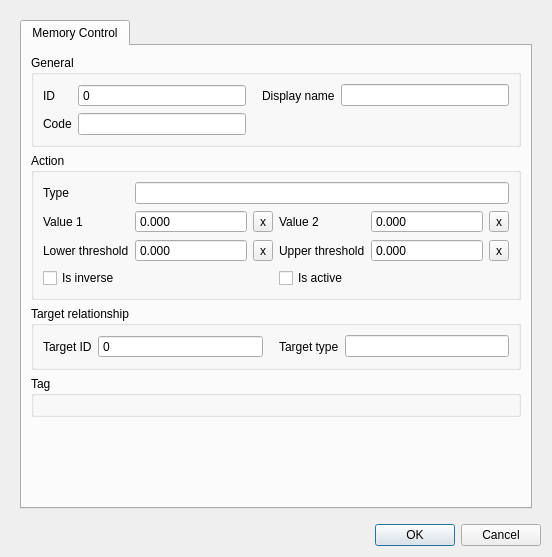
First picture: the form in threedi_schematisation_editor/forms/ui/memory_control.ui, repository nens/threedi-schematisation-editor, before the edit.
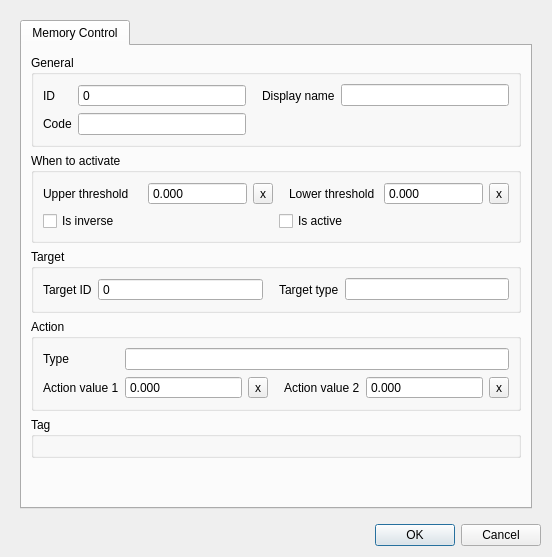
Second picture: the form after the edit.

Patch:
```diff
--- a/threedi_schematisation_editor/forms/ui/memory_control.ui
+++ b/threedi_schematisation_editor/forms/ui/memory_control.ui
@@ -48,163 +48,23 @@
            <string>Memory Control</string>
           </attribute>
           <layout class="QGridLayout" name="gridLayout_18">
-           <item row="4" column="0">
-            <spacer name="verticalSpacer_3">
-             <property name="orientation">
-              <enum>Qt::Vertical</enum>
-             </property>
-             <property name="sizeHint" stdset="0">
-              <size>
-               <width>20</width>
-               <height>40</height>
-              </size>
-             </property>
-            </spacer>
-           </item>
-           <item row="2" column="0">
-            <widget class="QGroupBox" name="grp_target">
-             <property name="enabled">
-              <bool>true</bool>
-             </property>
-             <property name="locale">
-              <locale language="English" country="UnitedStates"/>
-             </property>
-             <property name="title">
-              <string>Target relationship</string>
-             </property>
-             <layout class="QGridLayout" name="gridLayout_4">
-              <item row="0" column="2">
-               <widget class="QLabel" name="label_16">
-                <property name="locale">
-                 <locale language="English" country="UnitedStates"/>
-                </property>
-                <property name="text">
-                 <string>Target type</string>
-                </property>
-                <property name="alignment">
-                 <set>Qt::AlignLeading|Qt::AlignLeft|Qt::AlignVCenter</set>
-                </property>
-                <property name="indent">
-                 <number>10</number>
-                </property>
-               </widget>
-              </item>
-              <item row="0" column="1">
-               <widget class="QSpinBox" name="target_id">
-                <property name="sizePolicy">
-                 <sizepolicy hsizetype="Expanding" vsizetype="Fixed">
-                  <horstretch>0</horstretch>
-                  <verstretch>0</verstretch>
-                 </sizepolicy>
-                </property>
-                <property name="locale">
-                 <locale language="English" country="UnitedStates"/>
-                </property>
-                <property name="readOnly">
-                 <bool>true</bool>
-                </property>
-                <property name="buttonSymbols">
-                 <enum>QAbstractSpinBox::NoButtons</enum>
-                </property>
-                <property name="maximum">
-                 <number>999999999</number>
-                </property>
-                <property name="showClearButton" stdset="0">
-                 <bool>true</bool>
-                </property>
-                <property name="clearValue" stdset="0">
-                 <bool>true</bool>
-                </property>
-                <property name="expressionsEnabled" stdset="0">
-                 <bool>false</bool>
-                </property>
-               </widget>
-              </item>
-              <item row="0" column="0">
-               <widget class="QLabel" name="label_7">
-                <property name="locale">
-                 <locale language="English" country="UnitedStates"/>
-                </property>
-                <property name="text">
-                 <string>Target ID</string>
-                </property>
-                <property name="alignment">
-                 <set>Qt::AlignLeading|Qt::AlignLeft|Qt::AlignVCenter</set>
-                </property>
-               </widget>
-              </item>
-              <item row="0" column="3">
-               <widget class="QLineEdit" name="target_type">
-                <property name="readOnly">
-                 <bool>true</bool>
-                </property>
-               </widget>
-              </item>
-             </layout>
-            </widget>
-           </item>
            <item row="1" column="0">
-            <widget class="QGroupBox" name="grp_action">
-             <property name="locale">
-              <locale language="English" country="UnitedStates"/>
-             </property>
-             <property name="inputMethodHints">
-              <set>Qt::ImhNone</set>
-             </property>
+            <widget class="QGroupBox" name="grp_when_to_activate">
              <property name="title">
-              <string>Action</string>
+              <string>When to activate</string>
              </property>
-             <layout class="QGridLayout" name="gridLayout_3">
-              <item row="0" column="0">
-               <widget class="QLabel" name="label_5">
-                <property name="locale">
-                 <locale language="English" country="UnitedStates"/>
-                </property>
-                <property name="inputMethodHints">
-                 <set>Qt::ImhNone</set>
-                </property>
+             <layout class="QGridLayout" name="gridLayout_5">
+              <item row="0" column="3">
+               <widget class="QLabel" name="label_8">
                 <property name="text">
-                 <string>Type</string>
+                 <string>Lower threshold</string>
                 </property>
-                <property name="alignment">
-                 <set>Qt::AlignLeading|Qt::AlignLeft|Qt::AlignVCenter</set>
+                <property name="indent">
+                 <number>10</number>
                 </property>
                </widget>
               </item>
-              <item row="1" column="4">
-               <widget class="QDoubleSpinBox" name="action_value_2">
-                <property name="sizePolicy">
-                 <sizepolicy hsizetype="Expanding" vsizetype="Fixed">
-                  <horstretch>0</horstretch>
-                  <verstretch>0</verstretch>
-                 </sizepolicy>
-                </property>
-                <property name="buttonSymbols">
-                 <enum>QAbstractSpinBox::NoButtons</enum>
-                </property>
-                <property name="decimals">
-                 <number>3</number>
-                </property>
-                <property name="maximum">
-                 <double>1000000.000000000000000</double>
-                </property>
-               </widget>
-              </item>
-              <item row="1" column="0">
-               <widget class="QLabel" name="label_4">
-                <property name="text">
-                 <string>Value 1</string>
-                </property>
-               </widget>
-              </item>
-              <item row="1" column="3">
-               <widget class="QLabel" name="label_6">
-                <property name="text">
-                 <string>Value 2</string>
-                </property>
-               </widget>
-              </item>
-              <item row="2" column="1">
+              <item row="0" column="4">
                <widget class="QDoubleSpinBox" name="lower_threshold">
                 <property name="buttonSymbols">
                  <enum>QAbstractSpinBox::NoButtons</enum>
@@ -217,42 +77,21 @@
                 </property>
                </widget>
               </item>
-              <item row="3" column="3" colspan="2">
-               <widget class="QCheckBox" name="is_active">
+              <item row="0" column="5">
+               <widget class="QToolButton" name="lower_threshold_clear">
                 <property name="text">
-                 <string>Is active</string>
+                 <string>x</string>
                 </property>
                </widget>
               </item>
-              <item row="3" column="0" colspan="2">
-               <widget class="QCheckBox" name="is_inverse">
-                <property name="text">
-                 <string>Is inverse</string>
-                </property>
-               </widget>
-              </item>
-              <item row="2" column="3">
+              <item row="0" column="0">
                <widget class="QLabel" name="label_9">
                 <property name="text">
                  <string>Upper threshold</string>
                 </property>
                </widget>
               </item>
-              <item row="2" column="2">
-               <widget class="QToolButton" name="lower_threshold_clear">
-                <property name="text">
-                 <string>x</string>
-                </property>
-               </widget>
-              </item>
-              <item row="2" column="0">
-               <widget class="QLabel" name="label_8">
-                <property name="text">
-                 <string>Lower threshold</string>
-                </property>
-               </widget>
-              </item>
-              <item row="2" column="4">
+              <item row="0" column="1">
                <widget class="QDoubleSpinBox" name="upper_threshold">
                 <property name="buttonSymbols">
                  <enum>QAbstractSpinBox::NoButtons</enum>
@@ -265,48 +104,26 @@
                 </property>
                </widget>
               </item>
-              <item row="1" column="2">
-               <widget class="QToolButton" name="action_value_1_clear">
-                <property name="text">
-                 <string>x</string>
-                </property>
-               </widget>
-              </item>
-              <item row="1" column="1">
-               <widget class="QDoubleSpinBox" name="action_value_1">
-                <property name="sizePolicy">
-                 <sizepolicy hsizetype="Expanding" vsizetype="Fixed">
-                  <horstretch>0</horstretch>
-                  <verstretch>0</verstretch>
-                 </sizepolicy>
-                </property>
-                <property name="buttonSymbols">
-                 <enum>QAbstractSpinBox::NoButtons</enum>
-                </property>
-                <property name="decimals">
-                 <number>3</number>
-                </property>
-                <property name="maximum">
-                 <double>1000000.000000000000000</double>
-                </property>
-               </widget>
-              </item>
-              <item row="1" column="5">
-               <widget class="QToolButton" name="action_value_2_clear">
-                <property name="text">
-                 <string>x</string>
-                </property>
-               </widget>
-              </item>
-              <item row="2" column="5">
+              <item row="0" column="2">
                <widget class="QToolButton" name="upper_threshold_clear">
                 <property name="text">
                  <string>x</string>
                 </property>
                </widget>
               </item>
-              <item row="0" column="1" colspan="5">
-               <widget class="QLineEdit" name="action_type"/>
+              <item row="1" column="0" colspan="3">
+               <widget class="QCheckBox" name="is_inverse">
+                <property name="text">
+                 <string>Is inverse</string>
+                </property>
+               </widget>
+              </item>
+              <item row="1" column="3" colspan="3">
+               <widget class="QCheckBox" name="is_active">
+                <property name="text">
+                 <string>Is active</string>
+                </property>
+               </widget>
               </item>
              </layout>
             </widget>
@@ -425,7 +242,20 @@
              </layout>
             </widget>
            </item>
-           <item row="3" column="0">
+           <item row="6" column="0">
+            <spacer name="verticalSpacer_3">
+             <property name="orientation">
+              <enum>Qt::Vertical</enum>
+             </property>
+             <property name="sizeHint" stdset="0">
+              <size>
+               <width>20</width>
+               <height>40</height>
+              </size>
+             </property>
+            </spacer>
+           </item>
+           <item row="5" column="0">
             <widget class="QGroupBox" name="grp_tag">
              <property name="font">
               <font>
@@ -443,6 +273,191 @@
              </layout>
             </widget>
            </item>
+           <item row="3" column="0">
+            <widget class="QGroupBox" name="grp_action">
+             <property name="locale">
+              <locale language="English" country="UnitedStates"/>
+             </property>
+             <property name="inputMethodHints">
+              <set>Qt::ImhNone</set>
+             </property>
+             <property name="title">
+              <string>Action</string>
+             </property>
+             <layout class="QGridLayout" name="gridLayout_3">
+              <item row="0" column="0">
+               <widget class="QLabel" name="label_5">
+                <property name="locale">
+                 <locale language="English" country="UnitedStates"/>
+                </property>
+                <property name="inputMethodHints">
+                 <set>Qt::ImhNone</set>
+                </property>
+                <property name="text">
+                 <string>Type</string>
+                </property>
+                <property name="alignment">
+                 <set>Qt::AlignLeading|Qt::AlignLeft|Qt::AlignVCenter</set>
+                </property>
+               </widget>
+              </item>
+              <item row="1" column="4">
+               <widget class="QDoubleSpinBox" name="action_value_2">
+                <property name="sizePolicy">
+                 <sizepolicy hsizetype="Expanding" vsizetype="Fixed">
+                  <horstretch>0</horstretch>
+                  <verstretch>0</verstretch>
+                 </sizepolicy>
+                </property>
+                <property name="buttonSymbols">
+                 <enum>QAbstractSpinBox::NoButtons</enum>
+                </property>
+                <property name="decimals">
+                 <number>3</number>
+                </property>
+                <property name="maximum">
+                 <double>1000000.000000000000000</double>
+                </property>
+               </widget>
+              </item>
+              <item row="1" column="0">
+               <widget class="QLabel" name="label_4">
+                <property name="text">
+                 <string>Action value 1</string>
+                </property>
+               </widget>
+              </item>
+              <item row="1" column="3">
+               <widget class="QLabel" name="label_6">
+                <property name="text">
+                 <string>Action value 2</string>
+                </property>
+                <property name="indent">
+                 <number>10</number>
+                </property>
+               </widget>
+              </item>
+              <item row="1" column="2">
+               <widget class="QToolButton" name="action_value_1_clear">
+                <property name="text">
+                 <string>x</string>
+                </property>
+               </widget>
+              </item>
+              <item row="1" column="1">
+               <widget class="QDoubleSpinBox" name="action_value_1">
+                <property name="sizePolicy">
+                 <sizepolicy hsizetype="Expanding" vsizetype="Fixed">
+                  <horstretch>0</horstretch>
+                  <verstretch>0</verstretch>
+                 </sizepolicy>
+                </property>
+                <property name="buttonSymbols">
+                 <enum>QAbstractSpinBox::NoButtons</enum>
+                </property>
+                <property name="decimals">
+                 <number>3</number>
+                </property>
+                <property name="maximum">
+                 <double>1000000.000000000000000</double>
+                </property>
+               </widget>
+              </item>
+              <item row="1" column="5">
+               <widget class="QToolButton" name="action_value_2_clear">
+                <property name="text">
+                 <string>x</string>
+                </property>
+               </widget>
+              </item>
+              <item row="0" column="1" colspan="5">
+               <widget class="QLineEdit" name="action_type"/>
+              </item>
+             </layout>
+            </widget>
+           </item>
+           <item row="2" column="0">
+            <widget class="QGroupBox" name="grp_target">
+             <property name="enabled">
+              <bool>true</bool>
+             </property>
+             <property name="locale">
+              <locale language="English" country="UnitedStates"/>
+             </property>
+             <property name="title">
+              <string>Target</string>
+             </property>
+             <layout class="QGridLayout" name="gridLayout_4">
+              <item row="0" column="2">
+               <widget class="QLabel" name="label_16">
+                <property name="locale">
+                 <locale language="English" country="UnitedStates"/>
+                </property>
+                <property name="text">
+                 <string>Target type</string>
+                </property>
+                <property name="alignment">
+                 <set>Qt::AlignLeading|Qt::AlignLeft|Qt::AlignVCenter</set>
+                </property>
+                <property name="indent">
+                 <number>10</number>
+                </property>
+               </widget>
+              </item>
+              <item row="0" column="1">
+               <widget class="QSpinBox" name="target_id">
+                <property name="sizePolicy">
+                 <sizepolicy hsizetype="Expanding" vsizetype="Fixed">
+                  <horstretch>0</horstretch>
+                  <verstretch>0</verstretch>
+                 </sizepolicy>
+                </property>
+                <property name="locale">
+                 <locale language="English" country="UnitedStates"/>
+                </property>
+                <property name="readOnly">
+                 <bool>true</bool>
+                </property>
+                <property name="buttonSymbols">
+                 <enum>QAbstractSpinBox::NoButtons</enum>
+                </property>
+                <property name="maximum">
+                 <number>999999999</number>
+                </property>
+                <property name="showClearButton" stdset="0">
+                 <bool>true</bool>
+                </property>
+                <property name="clearValue" stdset="0">
+                 <bool>true</bool>
+                </property>
+                <property name="expressionsEnabled" stdset="0">
+                 <bool>false</bool>
+                </property>
+               </widget>
+              </item>
+              <item row="0" column="0">
+               <widget class="QLabel" name="label_7">
+                <property name="locale">
+                 <locale language="English" country="UnitedStates"/>
+                </property>
+                <property name="text">
+                 <string>Target ID</string>
+                </property>
+                <property name="alignment">
+                 <set>Qt::AlignLeading|Qt::AlignLeft|Qt::AlignVCenter</set>
+                </property>
+               </widget>
+              </item>
+              <item row="0" column="3">
+               <widget class="QLineEdit" name="target_type">
+                <property name="readOnly">
+                 <bool>true</bool>
+                </property>
+               </widget>
+              </item>
+             </layout>
+            </widget>
+           </item>
           </layout>
          </widget>
         </widget>
```
